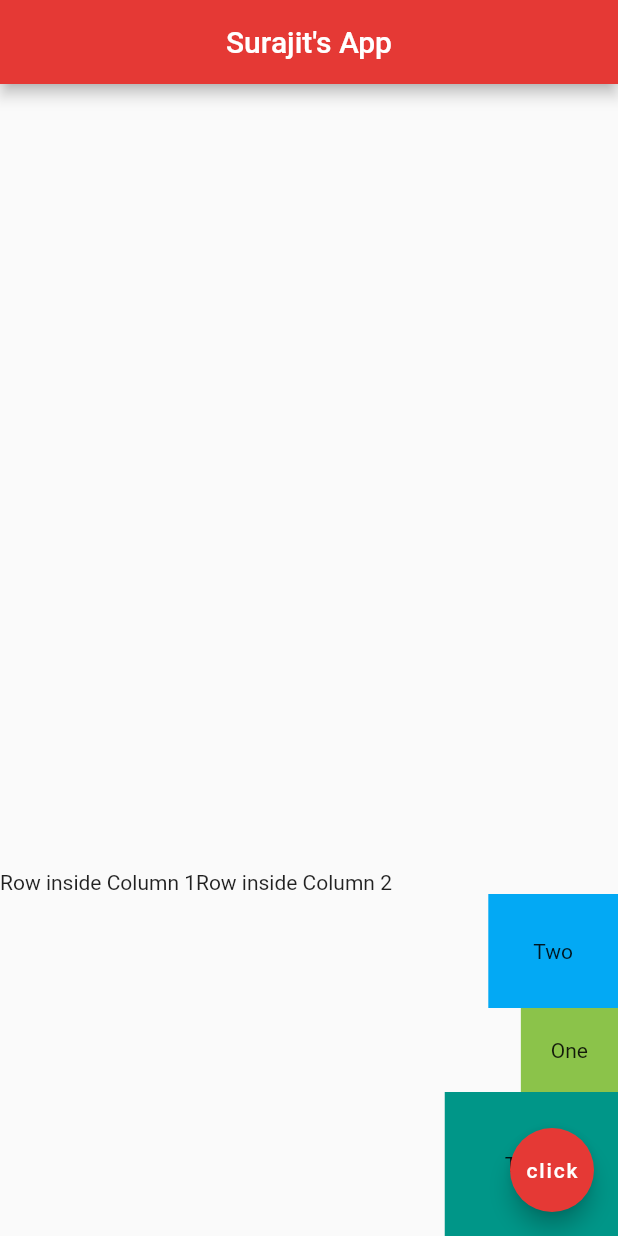
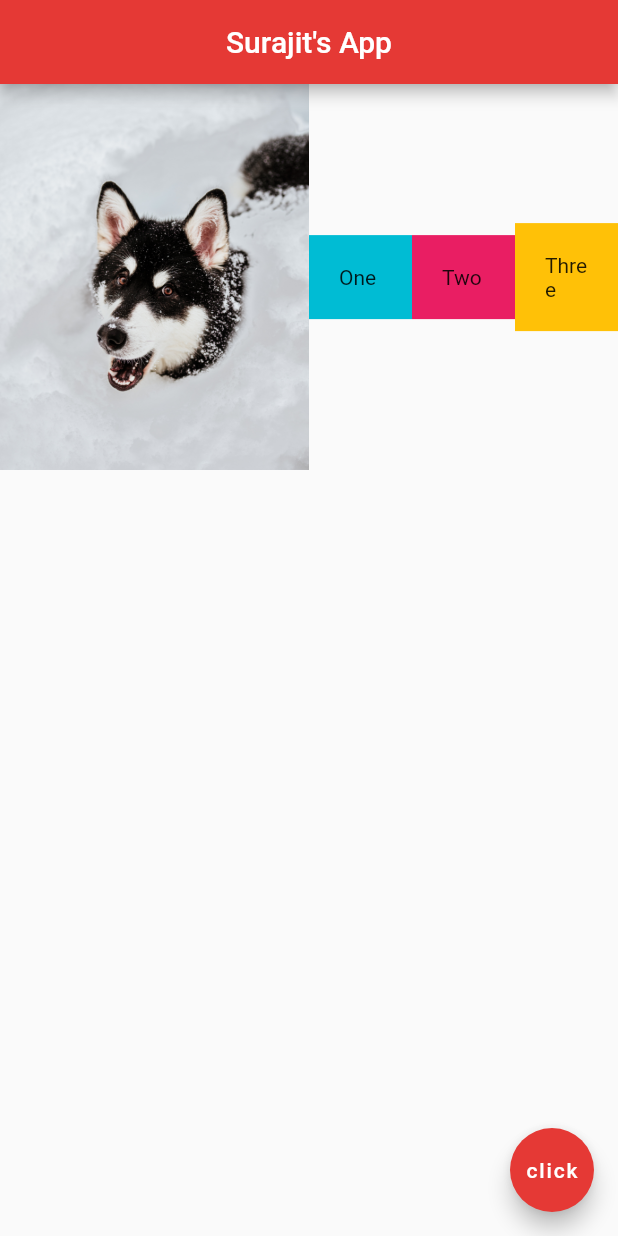
Before and after one commit to SURAJITSHAW/Learning-Flutter, a Flutter app: the screen it shows after launch, on a phone screen of 412 x 824 dp. Run offline on Flutter 3.47's test engine with Material 2 defaults, Android fonts, the phone set to English and light mode, and no system bars; project files that could hold a hidden picture were left out.

Commit message:
feat: Expanded() Widget

```diff
--- a/my_first_flutter_app/lib/main.dart
+++ b/my_first_flutter_app/lib/main.dart
@@ -17,30 +17,29 @@ class Home extends StatelessWidget {
         centerTitle: true,
         backgroundColor: Colors.red[600],
       ),
-      body: Column(
-        mainAxisAlignment: MainAxisAlignment.end,
-        crossAxisAlignment: CrossAxisAlignment.end,
+      body: Row(
         children: [
-          Row(
-            children: const [
-              Text('Row inside Column 1'),
-              Text('Row inside Column 2'),
-            ],
+          Expanded(child: Image.asset('assets/husky.jpg'), flex: 3,),
+          Expanded(
+            child: Container(
+              padding: const EdgeInsets.all(20.0),
+              child: const Text('One'),
+              color: Colors.cyan,
+            ),
           ),
-          Container(
-            padding: const EdgeInsets.all(30.0),
-            child: const Text('Two'),
-            color: Colors.lightBlue,
+          Expanded(
+            child: Container(
+              padding: const EdgeInsets.all(20.0),
+              child: const Text('Two'),
+              color: Colors.pink,
+            ),
           ),
-          Container(
-            padding: const EdgeInsets.all(20.0),
-            child: const Text('One'),
-            color: Colors.lightGreen,
-          ),
-          Container(
-            padding: const EdgeInsets.all(40.0),
-            child: const Text('Three'),
-            color: Colors.teal,
+          Expanded(
+            child: Container(
+              padding: const EdgeInsets.all(20.0),
+              child: const Text('Three'),
+              color: Colors.amber,
+            ),
           ),
         ],
       ),
```
Also changed, not shown: 1 other file.
